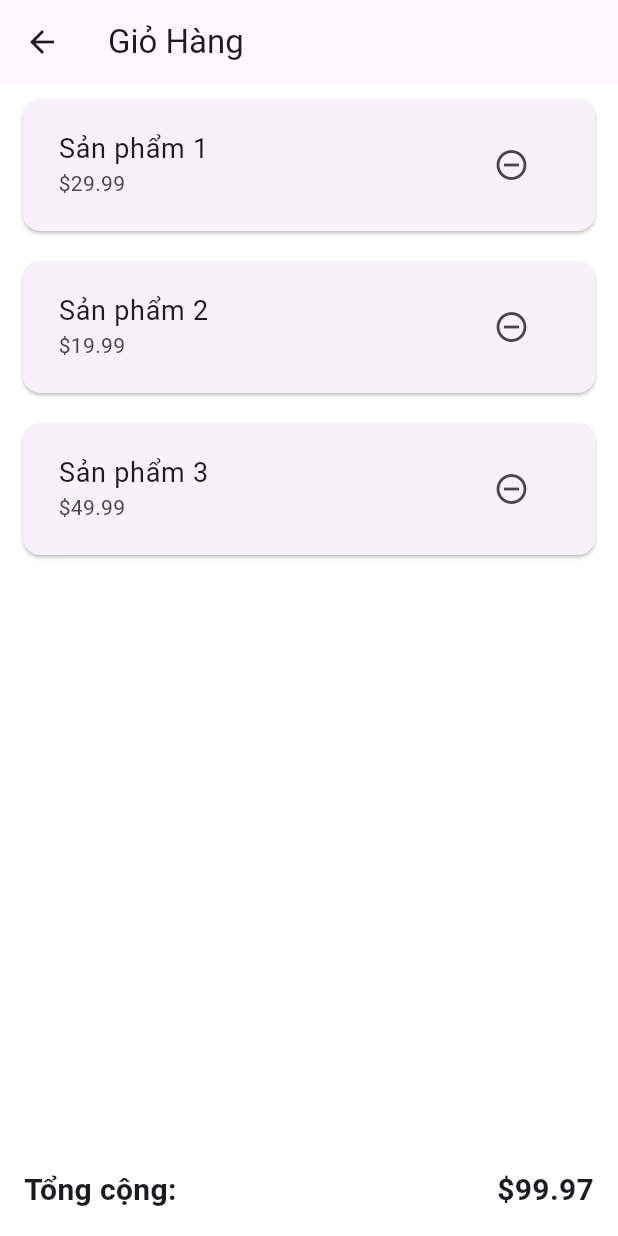
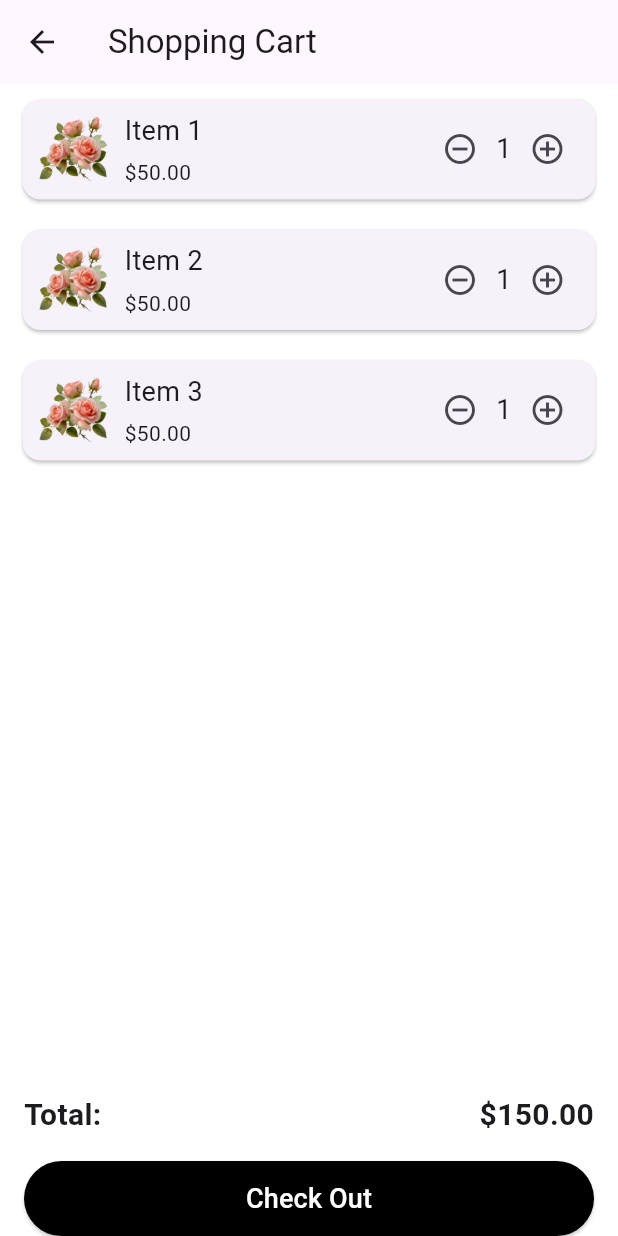
Before and after one commit to trongtran1211/flutter_dart_flower, a Flutter app: the CartScreen screen opened by its route, on a phone screen of 412 x 824 dp. Run offline on Flutter 3.47's test engine with Material 3 defaults, Android fonts, the phone set to English and light mode, and no system bars; our stand-ins replace flutter_svg.

Commit message:
cart con loi nut back

```diff
--- a/flower_shop/lib/screens/cart_screen/cart_item.dart
+++ b/flower_shop/lib/screens/cart_screen/cart_item.dart
@@ -3,14 +3,42 @@ import 'package:flutter/material.dart';
 class CartItem {
   final String name;
   final double price;
-
-  CartItem({required this.name, required this.price});
+  final String img;
+  int quantity;
+  CartItem(
+      {required this.name,
+      required this.price,
+      required this.img,
+      required this.quantity});
 }
 
-class CartItemWidget extends StatelessWidget {
+class CartItemWidget extends StatefulWidget {
   final CartItem cartItem;
+  final Function(CartItem) onQuantityChanged;
 
-  const CartItemWidget({super.key, required this.cartItem});
+  const CartItemWidget(
+      {super.key, required this.cartItem, required this.onQuantityChanged});
+
+  @override
+  _CartItemWidgetState createState() => _CartItemWidgetState();
+}
+
+class _CartItemWidgetState extends State<CartItemWidget> {
+  void _increaseQuantity() {
+    setState(() {
+      widget.cartItem.quantity++;
+      widget.onQuantityChanged(widget.cartItem);
+    });
+  }
+
+  void _decreaseQuantity() {
+    if (widget.cartItem.quantity > 1) {
+      setState(() {
+        widget.cartItem.quantity--;
+        widget.onQuantityChanged(widget.cartItem);
+      });
+    }
+  }
 
   @override
   Widget build(BuildContext context) {
@@ -18,15 +46,38 @@ class CartItemWidget extends StatelessWidget {
       margin: const EdgeInsets.symmetric(vertical: 10, horizontal: 15),
       child: Padding(
         padding: const EdgeInsets.all(8.0),
-        child: ListTile(
-          title: Text(cartItem.name, style: const TextStyle(fontSize: 18)),
-          subtitle: Text("\$${cartItem.price.toStringAsFixed(2)}"),
-          trailing: IconButton(
-            icon: const Icon(Icons.remove_circle_outline),
-            onPressed: () {
-              // Handle remove item from cart
-            },
-          ),
+        child: Row(
+          children: [
+            Image.asset(widget.cartItem.img,
+                width: 50, height: 50, fit: BoxFit.cover),
+            const SizedBox(width: 10),
+            Expanded(
+              child: Column(
+                crossAxisAlignment: CrossAxisAlignment.start,
+                children: [
+                  Text(widget.cartItem.name,
+                      style: const TextStyle(fontSize: 18)),
+                  const SizedBox(height: 5),
+                  Text(
+                      "\$${(widget.cartItem.price * widget.cartItem.quantity).toStringAsFixed(2)}"),
+                ],
+              ),
+            ),
+            Row(
+              children: [
+                IconButton(
+                  icon: const Icon(Icons.remove_circle_outline),
+                  onPressed: _decreaseQuantity,
+                ),
+                Text(widget.cartItem.quantity.toString(),
+                    style: const TextStyle(fontSize: 18)),
+                IconButton(
+                  icon: const Icon(Icons.add_circle_outline),
+                  onPressed: _increaseQuantity,
+                ),
+              ],
+            ),
+          ],
         ),
       ),
     );
--- a/flower_shop/lib/screens/cart_screen/cart_screen.dart
+++ b/flower_shop/lib/screens/cart_screen/cart_screen.dart
@@ -1,23 +1,56 @@
 import 'package:flutter/material.dart';
+import 'package:health_care/screens/home_screen/home_screen.dart';
 import 'cart_item.dart';
 
-class CartScreen extends StatelessWidget {
+class CartScreen extends StatefulWidget {
   const CartScreen({super.key});
   static String routeName = "/cart";
+
+  @override
+  _CartScreenState createState() => _CartScreenState();
+}
+
+class _CartScreenState extends State<CartScreen> {
+  final List<CartItem> cartItems = [
+    CartItem(
+        name: "Item 1",
+        price: 50.00,
+        img: 'assets/images/hoahong.png',
+        quantity: 1),
+    CartItem(
+        name: "Item 2",
+        price: 50.00,
+        img: 'assets/images/hoahong.png',
+        quantity: 1),
+    CartItem(
+        name: "Item 3",
+        price: 50.00,
+        img: 'assets/images/hoahong.png',
+        quantity: 1),
+  ];
+
+  void _updateQuantity(CartItem item) {
+    setState(() {
+      // Simply trigger a rebuild with the updated item quantity
+    });
+  }
+
+  double get _totalPrice {
+    return cartItems.fold(0, (sum, item) => sum + (item.price * item.quantity));
+  }
+
   @override
   Widget build(BuildContext context) {
-    // Danh sách các sản phẩm trong giỏ hàng
-    final List<CartItem> cartItems = [
-      CartItem(name: "Sản phẩm 1", price: 29.99),
-      CartItem(name: "Sản phẩm 2", price: 19.99),
-      CartItem(name: "Sản phẩm 3", price: 49.99),
-    ];
-    // Tính tổng giá tiền của các sản phẩm trong giỏ hàng
-    double totalPrice = cartItems.fold(0, (sum, item) => sum + item.price);
-
     return Scaffold(
       appBar: AppBar(
-        title: const Text("Giỏ Hàng"),
+        title: const Text("Shopping Cart"),
+        // Thêm nút back trên AppBar và điều hướng về trang home
+        leading: IconButton(
+          icon: const Icon(Icons.arrow_back),
+          onPressed: () {
+            Navigator.of(context).pushNamed(HomeScreen.routeName);
+          },
+        ),
       ),
       body: Column(
         children: [
@@ -26,7 +59,10 @@ class CartScreen extends StatelessWidget {
             child: ListView.builder(
               itemCount: cartItems.length,
               itemBuilder: (context, index) {
-                return CartItemWidget(cartItem: cartItems[index]);
+                return CartItemWidget(
+                  cartItem: cartItems[index],
+                  onQuantityChanged: _updateQuantity,
+                );
               },
             ),
           ),
@@ -37,15 +73,30 @@ class CartScreen extends StatelessWidget {
               mainAxisAlignment: MainAxisAlignment.spaceBetween,
               children: [
                 const Text(
-                  'Tổng cộng:',
+                  'Total:',
                   style: TextStyle(fontSize: 20, fontWeight: FontWeight.bold),
                 ),
                 Text(
-                  '\$${totalPrice.toStringAsFixed(2)}',
+                  '\$${_totalPrice.toStringAsFixed(2)}',
                   style: const TextStyle(
                       fontSize: 20, fontWeight: FontWeight.bold),
                 ),
               ],
+            ),
+          ),
+          // Nút Check Out
+          Padding(
+            padding: const EdgeInsets.symmetric(horizontal: 16.0),
+            child: ElevatedButton(
+              onPressed: () {
+                // Xử lý khi nhấn nút Check Out
+              },
+              style: ElevatedButton.styleFrom(
+                backgroundColor: Colors.black,
+                minimumSize: const Size.fromHeight(50), // Đặt chiều cao của nút
+              ),
+              child: const Text('Check Out',
+                  style: TextStyle(fontSize: 18, color: Colors.white)),
             ),
           ),
         ],
@@ -53,29 +104,3 @@ class CartScreen extends StatelessWidget {
     );
   }
 }
-
-class CartItemWidget extends StatelessWidget {
-  final CartItem cartItem;
-
-  const CartItemWidget({super.key, required this.cartItem});
-
-  @override
-  Widget build(BuildContext context) {
-    return Card(
-      margin: const EdgeInsets.symmetric(vertical: 10, horizontal: 15),
-      child: Padding(
-        padding: const EdgeInsets.all(8.0),
-        child: ListTile(
-          title: Text(cartItem.name, style: const TextStyle(fontSize: 18)),
-          subtitle: Text("\$${cartItem.price.toStringAsFixed(2)}"),
-          trailing: IconButton(
-            icon: const Icon(Icons.remove_circle_outline),
-            onPressed: () {
-              // Xử lý việc xoá sản phẩm khỏi giỏ hàng
-            },
-          ),
-        ),
-      ),
-    );
-  }
-}
```
